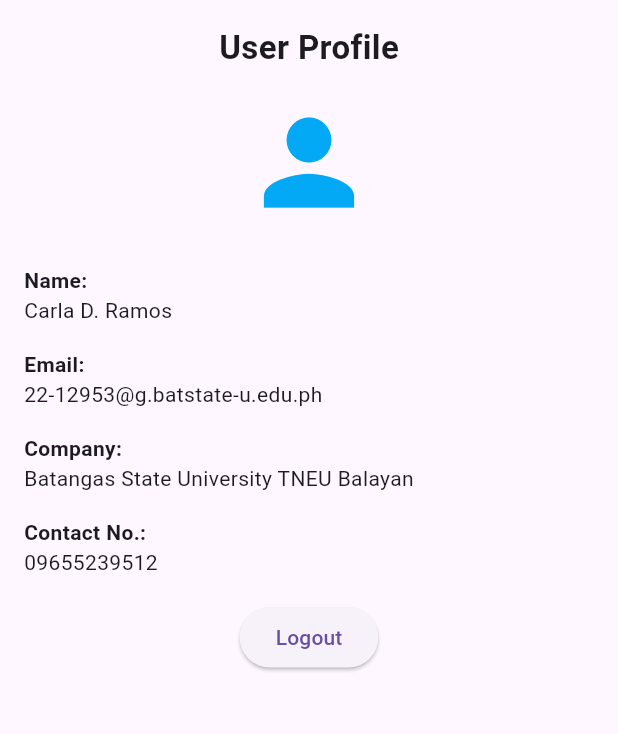
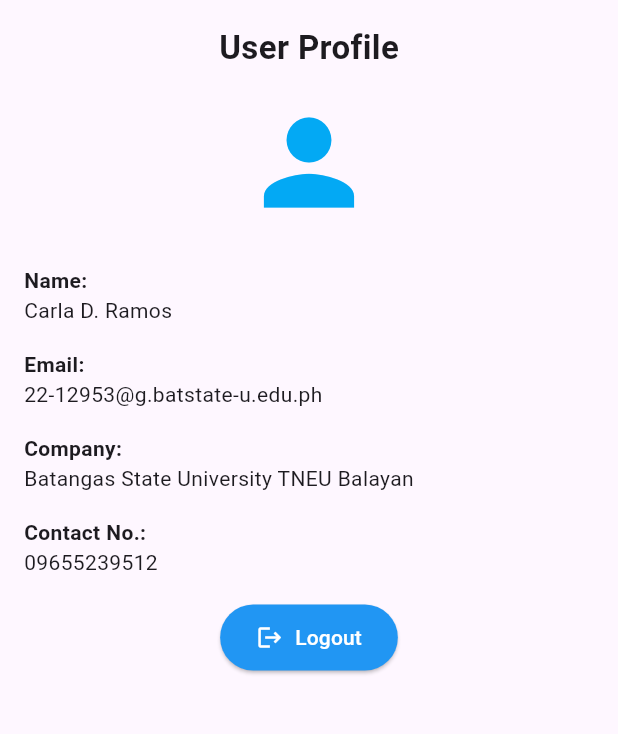
Before and after one commit to carladcramos/book_tracker, a Flutter app: the screen it shows after launch, on a phone screen of 412 x 824 dp, the part 84-818 px from its top. Run offline on Flutter 3.47's test engine with Material 3 defaults, Android fonts, the phone set to English and light mode, and no system bars.

Commit message:
logout button

```diff
--- a/lib/main.dart
+++ b/lib/main.dart
@@ -94,9 +94,16 @@ class Profile extends StatelessWidget {
               ),
             ),
             Center(
-              child: ElevatedButton(
-                onPressed: () {},
-                child: Text('Logout'),
+              child: ElevatedButton.icon(
+                onPressed: () {
+                },
+                icon: Icon(Icons.logout),
+                label: Text('Logout'),
+                style: ElevatedButton.styleFrom(
+                  backgroundColor: Colors.blue,
+                  foregroundColor: Colors.white,
+                  padding: EdgeInsets.symmetric(horizontal: 24, vertical: 12),
+                ),
               ),
             ),
           ],
```
